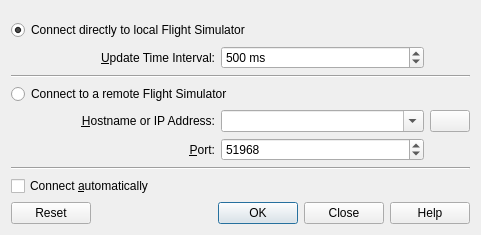
First picture: the form in src/connect/connectdialog.ui, repository albar965/littlenavmap, before the edit.
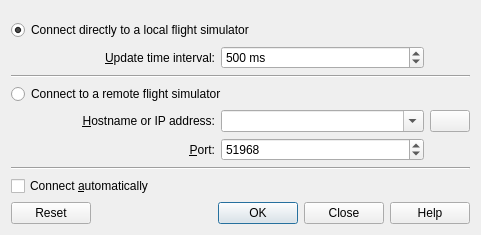
Second picture: the form after the edit. Icons and pictures are not drawn.

Diff of the .ui file:
```diff
--- a/src/connect/connectdialog.ui
+++ b/src/connect/connectdialog.ui
@@ -45,7 +45,7 @@
      <item row="4" column="0">
       <widget class="QLabel" name="labelConnectHostname">
        <property name="text">
-        <string>&amp;Hostname or IP Address:</string>
+        <string>&amp;Hostname or IP address:</string>
        </property>
        <property name="alignment">
         <set>Qt::AlignRight|Qt::AlignTrailing|Qt::AlignVCenter</set>
@@ -145,7 +145,7 @@
         <string>Connect to a remote flight simulator on another computer which is runnng Little Navconnect.</string>
        </property>
        <property name="text">
-        <string>Connect to a remote Flight Simulator</string>
+        <string>Connect to a remote flight simulator</string>
        </property>
        <attribute name="buttonGroup">
         <string notr="true">buttonGroupConnectType</string>
@@ -155,7 +155,7 @@
      <item row="1" column="0">
       <widget class="QLabel" name="labelConnectUpdateRate">
        <property name="text">
-        <string>&amp;Update Time Interval:</string>
+        <string>&amp;Update time interval:</string>
        </property>
        <property name="alignment">
         <set>Qt::AlignRight|Qt::AlignTrailing|Qt::AlignVCenter</set>
@@ -174,7 +174,7 @@
         <string>Connect directly to flight simulator on the same computer.</string>
        </property>
        <property name="text">
-        <string>Connect directly to local Flight Simulator</string>
+        <string>Connect directly to a local flight simulator</string>
        </property>
        <property name="checked">
         <bool>true</bool>
```
Left out of the diff: 7 changed lines with no effect on the pictures.
